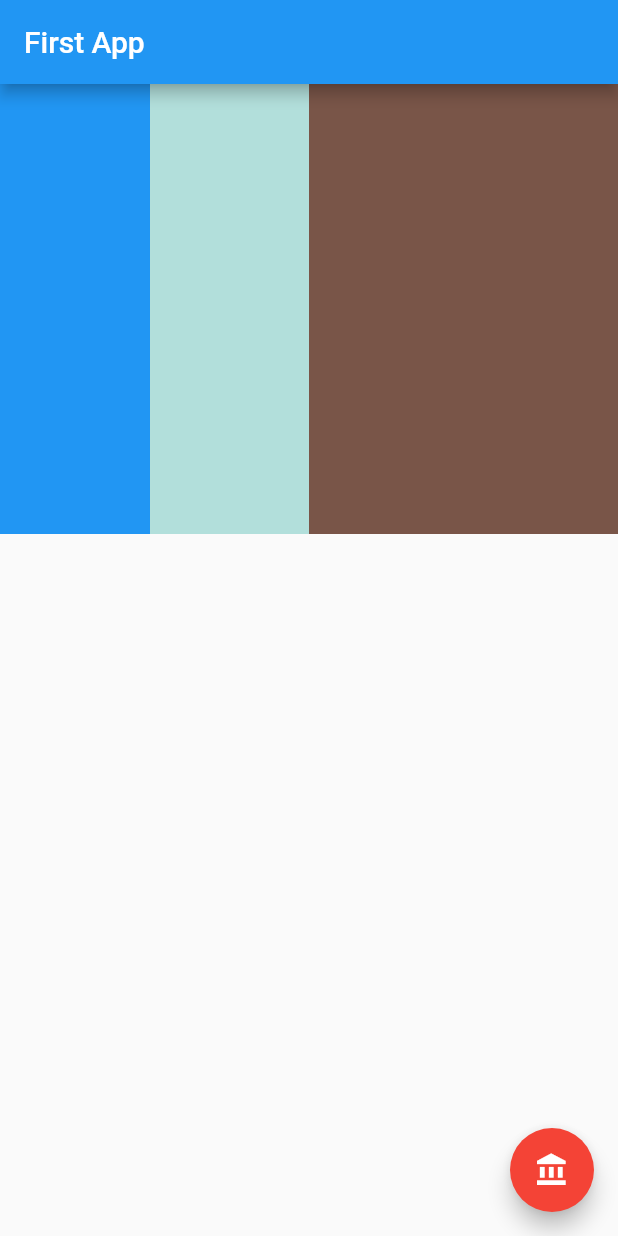
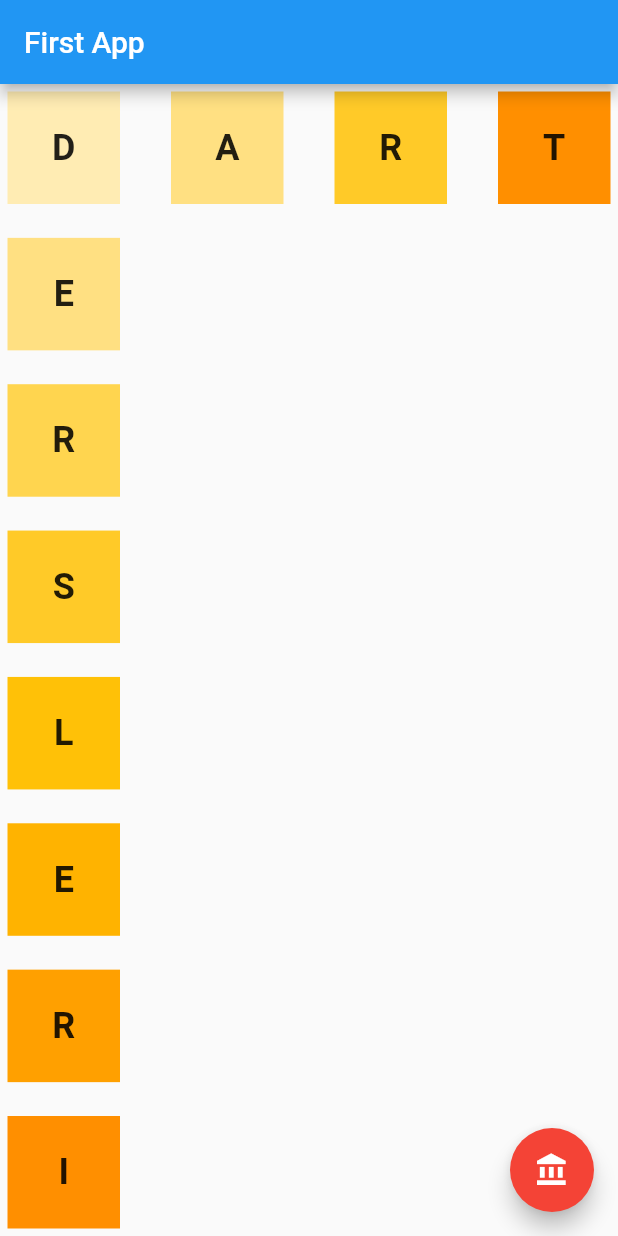
Before and after one commit to RustamovRRR/start_flutter, a Flutter app: the screen it shows after launch, on a phone screen of 412 x 824 dp. Run offline on Flutter 3.47's test engine with Material 2 defaults, Android fonts, the phone set to English and light mode, and no system bars.

Commit message:
solving first exercise

```diff
--- a/lib/main.dart
+++ b/lib/main.dart
@@ -19,15 +19,163 @@ class MyApp extends StatelessWidget {
           title: Text("First App"),
         ),
         body: Container(
-          color: Colors.teal.shade100,
-          // height: 400,
-          child: Row(
+          child: Column(
+            crossAxisAlignment: CrossAxisAlignment.start,
             mainAxisAlignment: MainAxisAlignment.spaceBetween,
-            // crossAxisAlignment: CrossAxisAlignment.stretch,
-            // mainAxisSize: MainAxisSize.max,
-            // mainAxisAlignment: MainAxisAlignment.spaceBetween,
-            // crossAxisAlignment: CrossAxisAlignment.center,
-            children: flexibleContainerler,
+            children: [
+              Row(
+                mainAxisAlignment: MainAxisAlignment.spaceBetween,
+                children: [
+                  Flexible(
+                    child: Container(
+                      height: 75,
+                      width: 75,
+                      margin: EdgeInsets.all(5),
+                      color: Colors.amber.shade100,
+                      alignment: Alignment.center,
+                      child: Text(
+                        "D",
+                        style: TextStyle(
+                            fontSize: 24, fontWeight: FontWeight.bold),
+                      ),
+                    ),
+                  ),
+                  Flexible(
+                    child: Container(
+                      height: 75,
+                      width: 75,
+                      margin: EdgeInsets.all(5),
+                      color: Colors.amber.shade200,
+                      alignment: Alignment.center,
+                      child: Text(
+                        "A",
+                        style: TextStyle(
+                            fontSize: 24, fontWeight: FontWeight.bold),
+                      ),
+                    ),
+                  ),
+                  Flexible(
+                    child: Container(
+                      height: 75,
+                      width: 75,
+                      margin: EdgeInsets.all(5),
+                      color: Colors.amber.shade400,
+                      alignment: Alignment.center,
+                      child: Text(
+                        "R",
+                        style: TextStyle(
+                            fontSize: 24, fontWeight: FontWeight.bold),
+                      ),
+                    ),
+                  ),
+                  Flexible(
+                    child: Container(
+                      height: 75,
+                      width: 75,
+                      margin: EdgeInsets.all(5),
+                      color: Colors.amber.shade800,
+                      alignment: Alignment.center,
+                      child: Text(
+                        "T",
+                        style: TextStyle(
+                            fontSize: 24, fontWeight: FontWeight.bold),
+                      ),
+                    ),
+                  ),
+                ],
+              ),
+              Flexible(
+                child: Container(
+                  height: 75,
+                  width: 75,
+                  margin: EdgeInsets.all(5),
+                  color: Colors.amber.shade200,
+                  alignment: Alignment.center,
+                  child: Text(
+                    "E",
+                    style: TextStyle(fontSize: 24, fontWeight: FontWeight.bold),
+                  ),
+                ),
+              ),
+              Flexible(
+                child: Container(
+                  height: 75,
+                  width: 75,
+                  margin: EdgeInsets.all(5),
+                  color: Colors.amber.shade300,
+                  alignment: Alignment.center,
+                  child: Text(
+                    "R",
+                    style: TextStyle(fontSize: 24, fontWeight: FontWeight.bold),
+                  ),
+                ),
+              ),
+              Flexible(
+                child: Container(
+                  height: 75,
+                  width: 75,
+                  margin: EdgeInsets.all(5),
+                  color: Colors.amber.shade400,
+                  alignment: Alignment.center,
+                  child: Text(
+                    "S",
+                    style: TextStyle(fontSize: 24, fontWeight: FontWeight.bold),
+                  ),
+                ),
+              ),
+              Flexible(
+                child: Container(
+                  height: 75,
+                  width: 75,
+                  margin: EdgeInsets.all(5),
+                  color: Colors.amber.shade500,
+                  alignment: Alignment.center,
+                  child: Text(
+                    "L",
+                    style: TextStyle(fontSize: 24, fontWeight: FontWeight.bold),
+                  ),
+                ),
+              ),
+              Flexible(
+                child: Container(
+                  height: 75,
+                  width: 75,
+                  margin: EdgeInsets.all(5),
+                  color: Colors.amber.shade600,
+                  alignment: Alignment.center,
+                  child: Text(
+                    "E",
+                    style: TextStyle(fontSize: 24, fontWeight: FontWeight.bold),
+                  ),
+                ),
+              ),
+              Flexible(
+                child: Container(
+                  height: 75,
+                  width: 75,
+                  margin: EdgeInsets.all(5),
+                  color: Colors.amber.shade700,
+                  alignment: Alignment.center,
+                  child: Text(
+                    "R",
+                    style: TextStyle(fontSize: 24, fontWeight: FontWeight.bold),
+                  ),
+                ),
+              ),
+              Flexible(
+                child: Container(
+                  height: 75,
+                  width: 75,
+                  margin: EdgeInsets.all(5),
+                  color: Colors.amber.shade800,
+                  alignment: Alignment.center,
+                  child: Text(
+                    "I",
+                    style: TextStyle(fontSize: 24, fontWeight: FontWeight.bold),
+                  ),
+                ),
+              ),
+            ],
           ),
         ),
         floatingActionButton: FloatingActionButton(
@@ -71,6 +219,28 @@ class MyApp extends StatelessWidget {
         height: 75,
       ),
     ];
+  }
+}
+
+class firstFlutterSection extends StatelessWidget {
+  const firstFlutterSection({
+    Key? key,
+  }) : super(key: key);
+
+  @override
+  Widget build(BuildContext context) {
+    return Container(
+      color: Colors.teal.shade100,
+      // height: 400,
+      child: Row(
+        mainAxisAlignment: MainAxisAlignment.spaceBetween,
+        // crossAxisAlignment: CrossAxisAlignment.stretch,
+        // mainAxisSize: MainAxisSize.max,
+        // mainAxisAlignment: MainAxisAlignment.spaceBetween,
+        // crossAxisAlignment: CrossAxisAlignment.center,
+        children: flexibleContainerler,
+      ),
+    );
   }
 }
 
```
